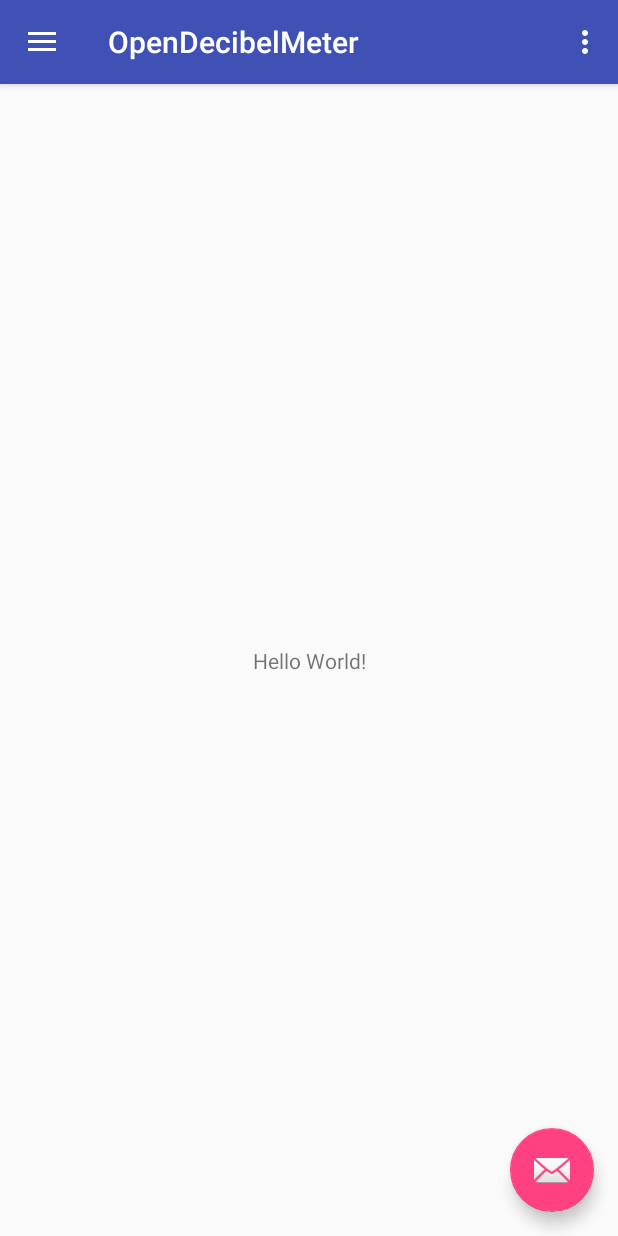
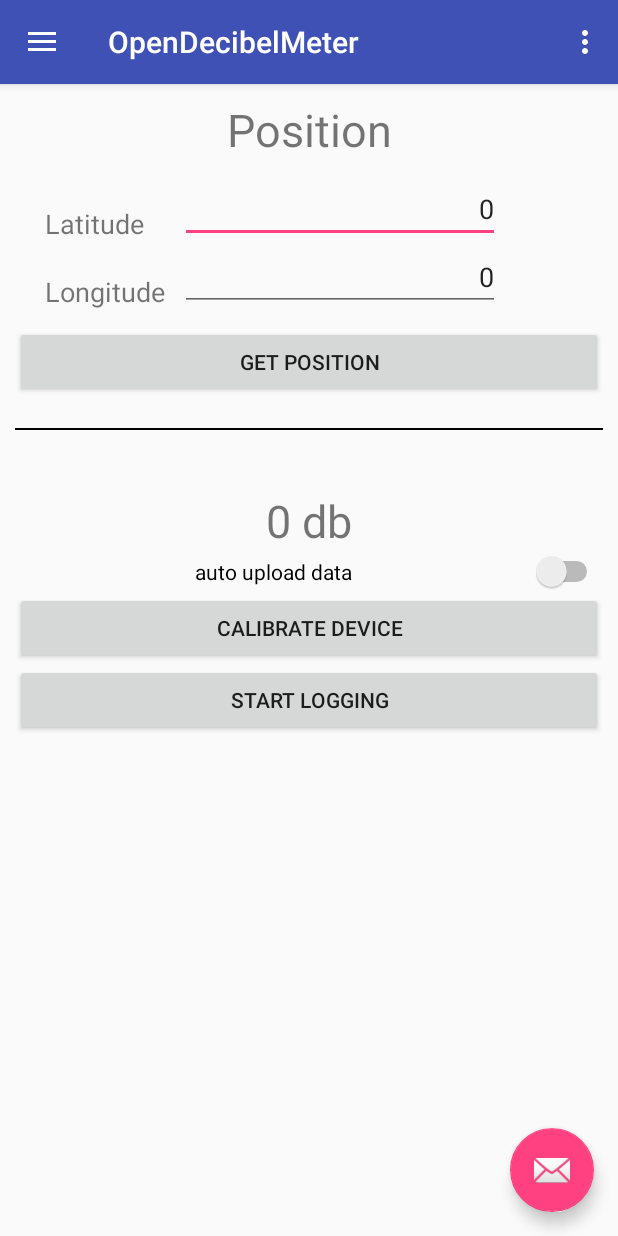
Before and after one commit to linuxluigi/OpenDecibelMeter, an Android app: the screen it shows after launch (MeasureActivity), on a phone screen of 412 x 824 dp. Run offline under Robolectric (Android 15) with nearby library versions, the phone set to English and light mode, and no system bars.

Commit message:
add MeasureActivity ui

```diff
--- a/app/src/main/res/layout/content_measure.xml
+++ b/app/src/main/res/layout/content_measure.xml
@@ -8,13 +8,124 @@
     tools:context=".MeasureActivity"
     tools:showIn="@layout/app_bar_measure">
 
-    <TextView
-        android:layout_width="wrap_content"
-        android:layout_height="wrap_content"
-        android:text="Hello World!"
-        app:layout_constraintBottom_toBottomOf="parent"
-        app:layout_constraintLeft_toLeftOf="parent"
-        app:layout_constraintRight_toRightOf="parent"
-        app:layout_constraintTop_toTopOf="parent" />
+    <LinearLayout
+        android:layout_width="match_parent"
+        android:layout_height="match_parent"
+        android:orientation="vertical">
+
+        <LinearLayout
+            android:layout_width="match_parent"
+            android:layout_height="wrap_content"
+            android:layout_margin="10dp"
+            android:orientation="vertical">
+
+            <TextView
+                android:layout_width="match_parent"
+                android:layout_height="wrap_content"
+                android:text="@string/measure_position"
+                android:textAlignment="center"
+                android:textSize="30sp" />
+
+            <TableLayout
+                android:layout_width="match_parent"
+                android:layout_height="wrap_content"
+                android:layout_margin="10dp">
+
+                <TableRow
+                    android:layout_width="match_parent"
+                    android:layout_height="match_parent">
+
+                    <TextView
+                        android:layout_width="wrap_content"
+                        android:layout_height="wrap_content"
+                        android:layout_margin="10dp"
+                        android:text="@string/measure_latitude"
+                        android:textAlignment="viewStart"
+                        android:textSize="18sp" />
+
+                    <EditText
+                        android:id="@+id/positionLatitude"
+                        android:layout_width="wrap_content"
+                        android:layout_height="wrap_content"
+                        android:ems="10"
+                        android:inputType="numberDecimal"
+                        android:text="0"
+                        android:textAlignment="viewEnd" />
+                </TableRow>
+
+                <TableRow
+                    android:layout_width="match_parent"
+                    android:layout_height="match_parent">
+
+                    <TextView
+                        android:layout_width="wrap_content"
+                        android:layout_height="wrap_content"
+                        android:layout_margin="10dp"
+                        android:text="@string/measure_longitude"
+                        android:textAlignment="viewStart"
+                        android:textSize="18sp" />
+
+                    <EditText
+                        android:id="@+id/positionLongitude"
+                        android:layout_width="wrap_content"
+                        android:layout_height="wrap_content"
+                        android:ems="10"
+                        android:inputType="numberDecimal"
+                        android:text="0"
+                        android:textAlignment="viewEnd" />
+                </TableRow>
+
+            </TableLayout>
+
+            <Button
+                android:id="@+id/positionBtn"
+                android:layout_width="match_parent"
+                android:layout_height="wrap_content"
+                android:text="@string/measure_get_position" />
+
+            <View
+                android:layout_width="fill_parent"
+                android:layout_height="1dip"
+                android:layout_marginBottom="20dp"
+                android:layout_marginTop="20dp"
+                android:background="#000000" />
+
+        </LinearLayout>
+
+        <LinearLayout
+            android:layout_width="match_parent"
+            android:layout_height="match_parent"
+            android:layout_margin="10dp"
+            android:orientation="vertical">
+
+
+            <TextView
+                android:id="@+id/decibelView"
+                android:layout_width="match_parent"
+                android:layout_height="wrap_content"
+                android:text="0 db"
+                android:textAlignment="center"
+                android:textSize="30sp" />
+
+            <Switch
+                android:id="@+id/autoUploadSwitch"
+                android:layout_width="match_parent"
+                android:layout_height="wrap_content"
+                android:text="@string/measure_auto_upload"
+                android:textAlignment="center" />
+
+            <Button
+                android:id="@+id/calibrateBtn"
+                android:layout_width="match_parent"
+                android:layout_height="wrap_content"
+                android:text="@string/measure_calibrate" />
+
+            <Button
+                android:id="@+id/logBtn"
+                android:layout_width="match_parent"
+                android:layout_height="wrap_content"
+                android:text="@string/measure_logging_start" />
+        </LinearLayout>
+    </LinearLayout>
 
 </android.support.constraint.ConstraintLayout>
--- a/app/src/main/res/values/strings.xml
+++ b/app/src/main/res/values/strings.xml
@@ -6,4 +6,14 @@
 <string name="nav_header_subtitle">android.studio@android.com</string>
 <string name="nav_header_desc">Navigation header</string>
 <string name="action_settings">Settings</string>
+<string name="measure_get_position">get position</string>
+<string name="measure_calibrate">Calibrate Device</string>
+<string name="measure_logging_start">Start Logging</string>
+<string name="measure_logging_stop">Stop Logging</string>
+<string name="measure_position">Position</string>
+<string name="measure_latitude">Latitude</string>
+<string name="measure_longitude">Longitude</string>
+<string name="measure_auto_upload">auto upload data</string>
+<string name="title_activity_login">LoginActivity</string>
+<string name="title_activity_measure">MeasureActivity</string>
 </resources>
```
Lines whose indentation alone changed are shown as unchanged.
